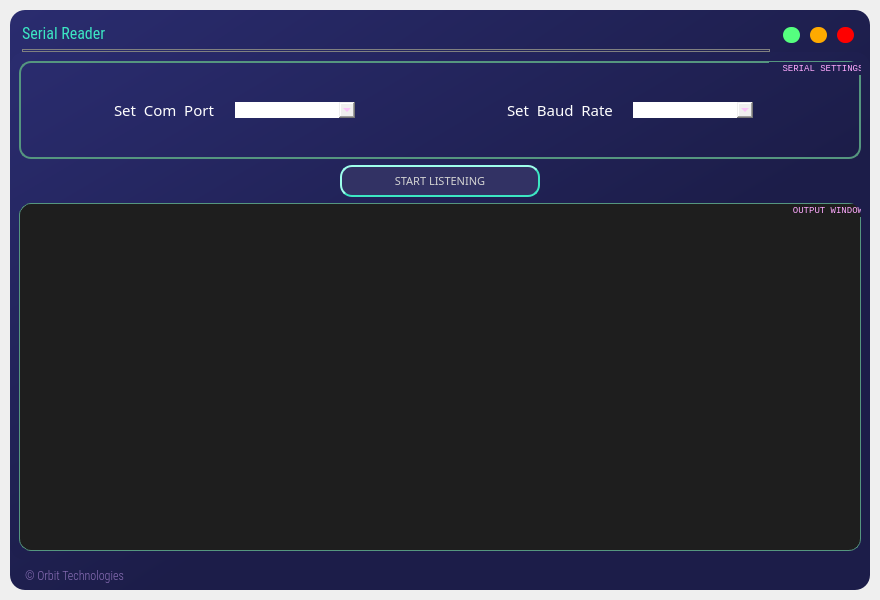
Old version of the form ui_serial.ui in the repository oron-sinaa/serial-input-gui.
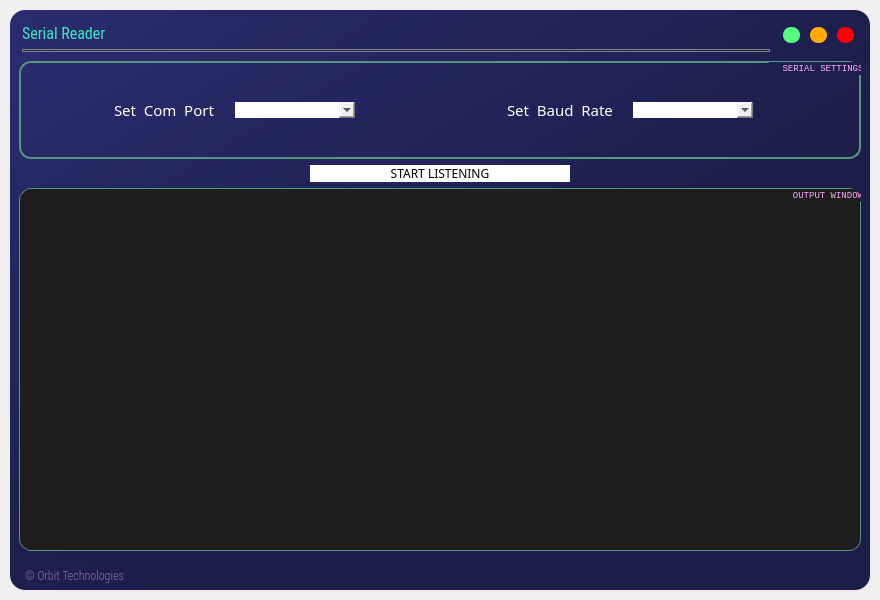
New version of the form. Icons and pictures are not drawn.

Diff of the .ui file:
```diff
--- a/ui_serial.ui
+++ b/ui_serial.ui
@@ -400,6 +400,9 @@
                        <height>0</height>
                       </size>
                      </property>
+                     <property name="styleSheet">
+                      <string notr="true">color: black;</string>
+                     </property>
                     </widget>
                    </item>
                   </layout>
@@ -449,6 +452,51 @@
                        <height>0</height>
                       </size>
                      </property>
+                     <property name="styleSheet">
+                      <string notr="true">color: black;</string>
+                     </property>
+                     <property name="editable">
+                      <bool>true</bool>
+                     </property>
+                     <property name="currentIndex">
+                      <number>-1</number>
+                     </property>
+                     <property name="insertPolicy">
+                      <enum>QComboBox::NoInsert</enum>
+                     </property>
+                     <property name="placeholderText">
+                      <string comment="- select -" extracomment="- select -">- select -</string>
+                     </property>
+                     <item>
+                      <property name="text">
+                       <string>4800</string>
+                      </property>
+                     </item>
+                     <item>
+                      <property name="text">
+                       <string>9600</string>
+                      </property>
+                     </item>
+                     <item>
+                      <property name="text">
+                       <string>19200</string>
+                      </property>
+                     </item>
+                     <item>
+                      <property name="text">
+                       <string>38400</string>
+                      </property>
+                     </item>
+                     <item>
+                      <property name="text">
+                       <string>57600</string>
+                      </property>
+                     </item>
+                     <item>
+                      <property name="text">
+                       <string>115200</string>
+                      </property>
+                     </item>
                     </widget>
                    </item>
                   </layout>
@@ -478,18 +526,9 @@
              <enum>QFrame::Raised</enum>
             </property>
             <layout class="QHBoxLayout" name="horizontalLayout_7">
-             <property name="spacing">
-              <number>10</number>
-             </property>
-             <property name="leftMargin">
-              <number>50</number>
-             </property>
              <property name="topMargin">
               <number>0</number>
              </property>
-             <property name="rightMargin">
-              <number>50</number>
-             </property>
              <property name="bottomMargin">
               <number>0</number>
              </property>
@@ -504,35 +543,62 @@
               </widget>
              </item>
              <item>
-              <widget class="QPushButton" name="start_stop_button">
+              <widget class="QFrame" name="frame_button">
                <property name="maximumSize">
                 <size>
-                 <width>200</width>
+                 <width>260</width>
                  <height>16777215</height>
                 </size>
                </property>
-               <property name="font">
-                <font>
-                 <family>Bahnschrift SemiBold</family>
-                 <pointsize>8</pointsize>
-                </font>
+               <property name="autoFillBackground">
+                <bool>false</bool>
                </property>
                <property name="styleSheet">
-                <string notr="true">border-color: rgb(60, 231, 195);
-border-style: outset;
-color:lightgrey;
-border-width:2px;
-border-radius: 12px;
-background-color: rgb(50, 50, 100);
-padding: 6px;</string>
+                <string notr="true">background-color: rgb(255, 255, 255); border-width:1px;</string>
                </property>
-               <property name="text">
-                <string>START LISTENING</string>
+               <property name="frameShape">
+                <enum>QFrame::WinPanel</enum>
                </property>
+               <property name="frameShadow">
+                <enum>QFrame::Raised</enum>
+               </property>
+               <layout class="QHBoxLayout" name="horizontalLayout_8">
+                <property name="topMargin">
+                 <number>0</number>
+                </property>
+                <property name="bottomMargin">
+                 <number>0</number>
+                </property>
+                <item>
+                 <widget class="QPushButton" name="start_stop_button">
+                  <property name="font">
+                   <font>
+                    <family>Bahnschrift SemiBold</family>
+                    <pointsize>9</pointsize>
+                   </font>
+                  </property>
+                  <property name="styleSheet">
+                   <string notr="true">QPushButton::hover#start_stop_button
+{
+	background-color: rgba(85, 170, 255, 150);
+	border-color: rgb(0, 0, 0);
+	border-radius: 2px;
+	border-width: 2px;
+}</string>
+                  </property>
+                  <property name="text">
+                   <string>START LISTENING</string>
+                  </property>
+                 </widget>
+                </item>
+               </layout>
               </widget>
              </item>
              <item>
               <widget class="QFrame" name="dummy_frame">
+               <property name="autoFillBackground">
+                <bool>false</bool>
+               </property>
                <property name="frameShape">
                 <enum>QFrame::StyledPanel</enum>
                </property>
```
Left out of the diff: 8 changed lines with no effect on the pictures.
